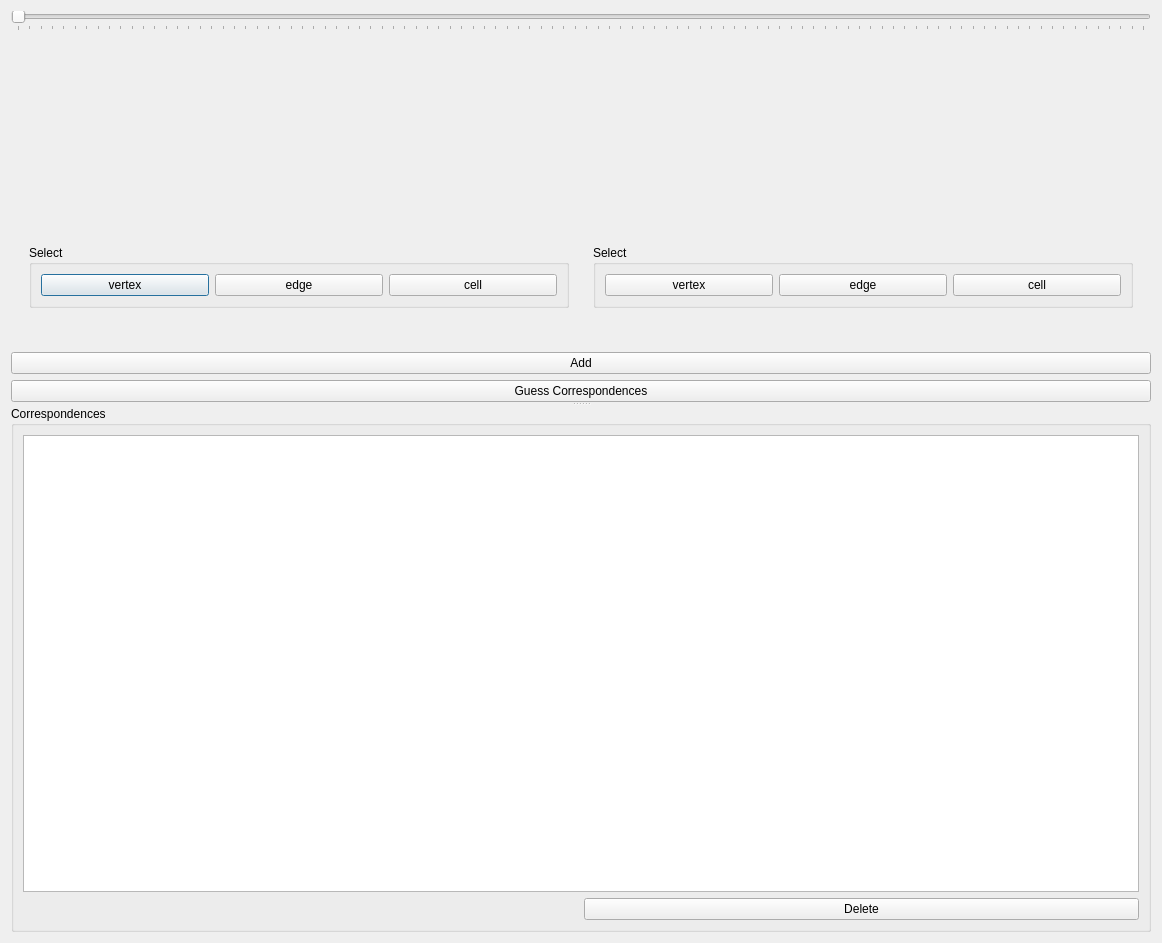
First picture: the form in AJTrackingFrame.ui, repository morganrcu/DrosophilaOmmatidiaExplorer, before the edit.
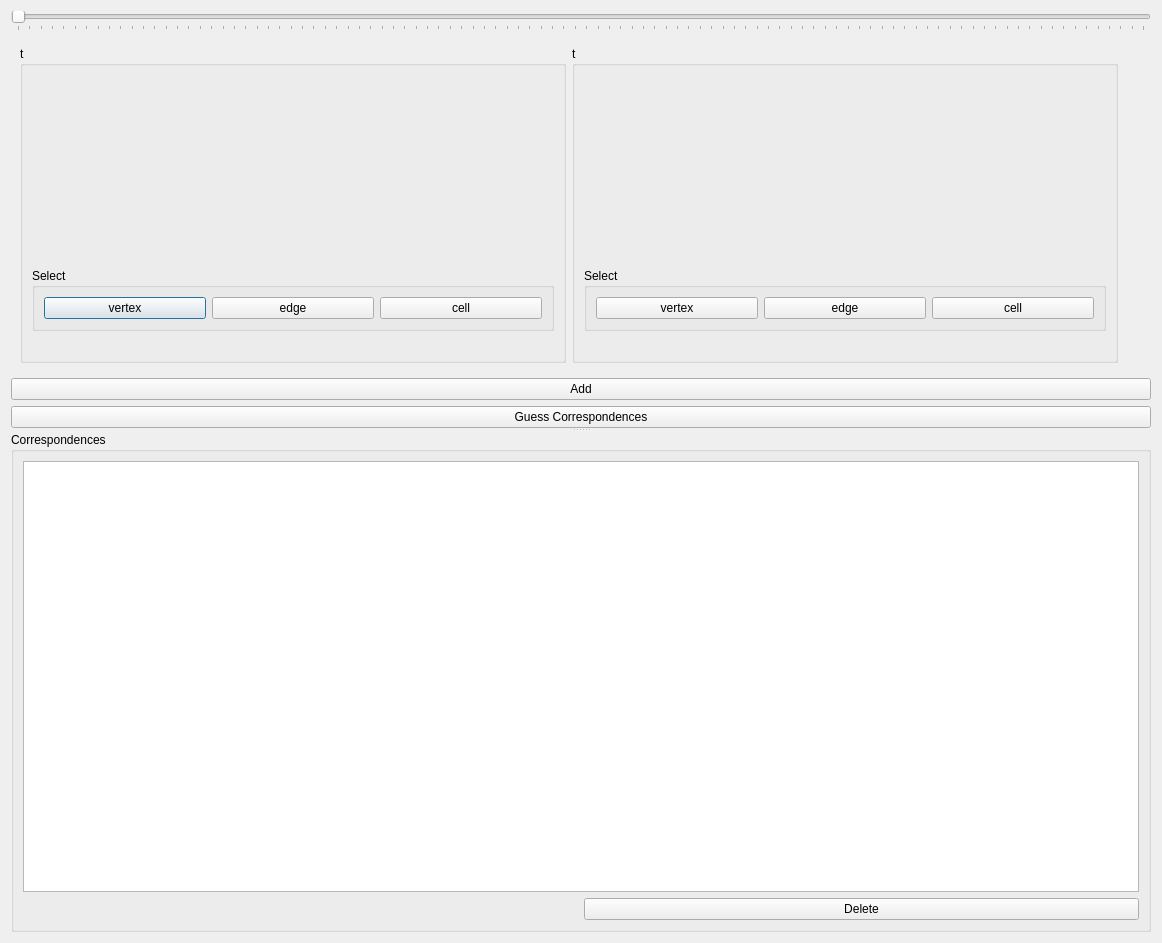
Second picture: the form after the edit. Custom widgets are drawn as their Qt base class.

```diff
--- a/AJTrackingFrame.ui
+++ b/AJTrackingFrame.ui
@@ -50,8 +50,11 @@
         <widget class="QWidget" name="widget_3" native="true">
          <layout class="QHBoxLayout" name="horizontalLayout_3">
           <item>
-           <widget class="QWidget" name="widget" native="true">
-            <layout class="QVBoxLayout" name="verticalLayout_2">
+           <widget class="QGroupBox" name="beforeGroupBox">
+            <property name="title">
+             <string>t</string>
+            </property>
+            <layout class="QVBoxLayout" name="verticalLayout_5">
              <item>
               <widget class="QVTKWidget" name="beforeQVTKWidget">
                <property name="sizePolicy">
@@ -103,8 +106,11 @@
            </widget>
           </item>
           <item>
-           <widget class="QWidget" name="widget_2" native="true">
-            <layout class="QVBoxLayout" name="verticalLayout_3">
+           <widget class="QGroupBox" name="afterGroupBox">
+            <property name="title">
+             <string>t</string>
+            </property>
+            <layout class="QVBoxLayout" name="verticalLayout_2">
              <item>
               <widget class="QVTKWidget" name="afterQVTKWidget">
                <property name="sizePolicy">
@@ -155,6 +161,11 @@
             </layout>
            </widget>
           </item>
+          <item>
+           <widget class="QWidget" name="widget_2" native="true">
+            <layout class="QVBoxLayout" name="verticalLayout_3"/>
+           </widget>
+          </item>
          </layout>
         </widget>
        </item>
```
Left out of the diff: 6 changed lines with no effect on the pictures.
